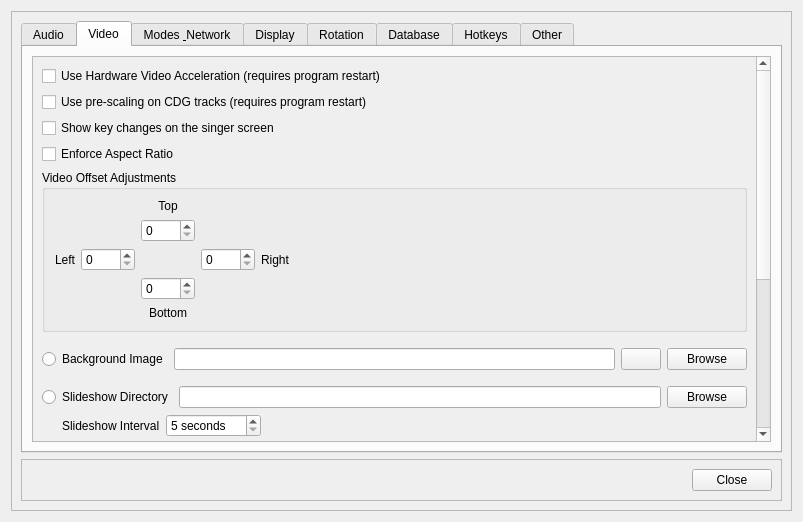
The window that src/dlgsettings.ui (gtachibana/OpenKJ) describes before a commit, drawn with Qt 5.
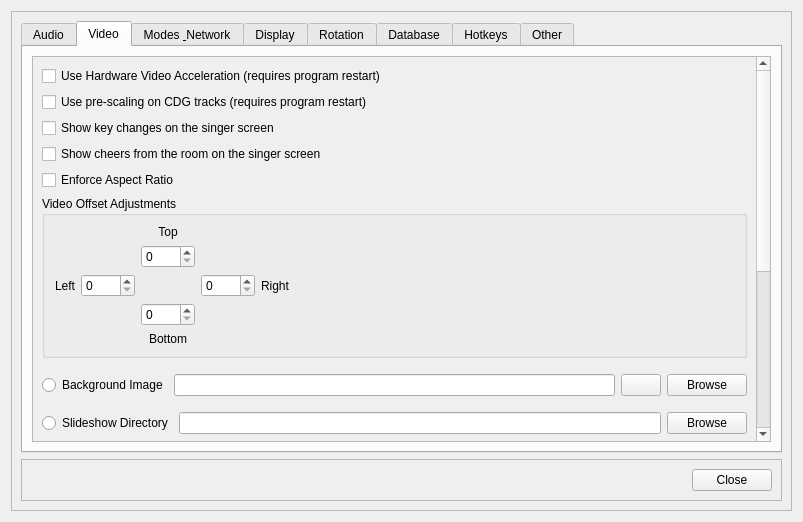
The same window after the commit. The open tabs and pages were chosen to show the change. Icons and pictures are not drawn.

Commit message: feat(local): let the room cheer, and float it up the singer screen

```diff
--- a/src/dlgsettings.ui
+++ b/src/dlgsettings.ui
@@ -354,6 +354,16 @@
                   </property>
                  </widget>
                 </item>
+                <item>
+                 <widget class="QCheckBox" name="checkBoxCheers">
+                  <property name="toolTip">
+                   <string>&lt;html&gt;&lt;head/&gt;&lt;body&gt;&lt;p&gt;Lets anyone in the room send a reaction from their phone, which floats up the singer screen along with a running count for the song. Local Mode only. Turning this off also removes the button from the phones.&lt;/p&gt;&lt;/body&gt;&lt;/html&gt;</string>
+                  </property>
+                  <property name="text">
+                   <string>Show cheers from the room on the singer screen</string>
+                  </property>
+                 </widget>
+                </item>
                 <item>
                  <widget class="QCheckBox" name="checkBoxEnforceAspectRatio">
                   <property name="toolTip">
```
The commit also changes 9 other files.
